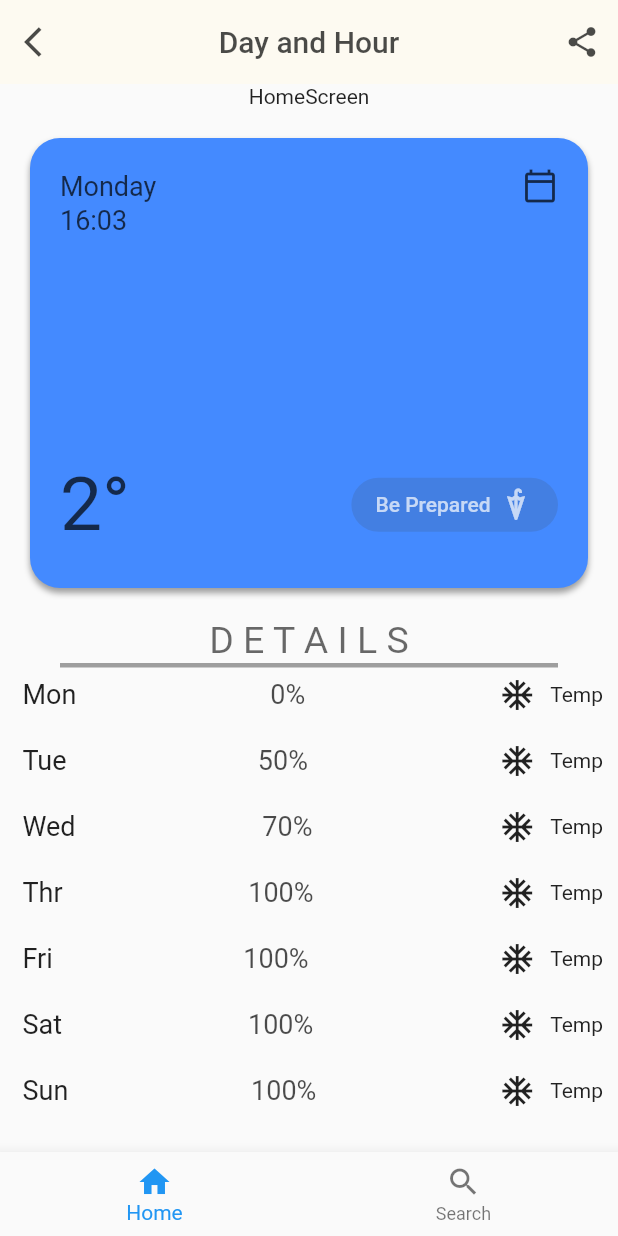
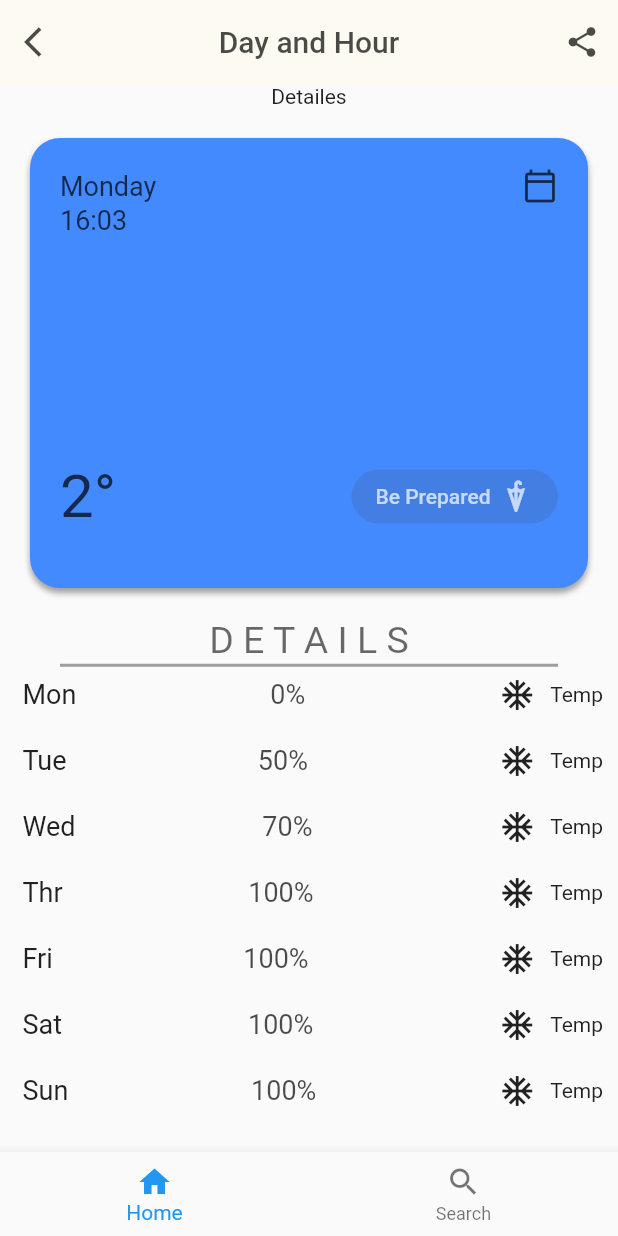
Before and after one commit to OrkhanRzayev/weather_2, a Flutter app: the screen it shows after launch, on a phone screen of 412 x 824 dp. Run offline on Flutter 3.47's test engine with Material 2 defaults, Android fonts, the phone set to English and light mode, and no system bars.

Commit message:
Version 0.2 with models

```diff
--- a/lib/homePage.dart
+++ b/lib/homePage.dart
@@ -1,6 +1,8 @@
-// ignore_for_file: file_names
+// ignore_for_file: file_names, must_be_immutable
 
 import 'package:flutter/material.dart';
+import 'package:weather_2/model.dart';
+import 'package:weather_2/weather.dart';
 
 import 'list_of_details.dart';
 
@@ -14,17 +16,33 @@ class HomePage extends StatefulWidget {
 }
 
 class _HomePageState extends State<HomePage> {
+  final _data = Data();
+  final controller = TextEditingController();
+  WeatherResponse? weatherResponse;
   int currentIndex = 0;
-  List<Widget> options = <Widget>[
-    const Text('HomeScreen'),
-    const Center(
-      child: TextField(
-        decoration: InputDecoration(border: OutlineInputBorder()),
-      ),
-    )
-  ];
+
   @override
   Widget build(BuildContext context) {
+    List<Widget> options = <Widget>[
+      const Text('Detailes'),
+      Padding(
+        padding: const EdgeInsets.all(8),
+        child: Center(
+          child: SizedBox(
+            width: 200,
+            child: TextField(
+              onEditingComplete: search,
+              controller: controller,
+              textAlign: TextAlign.center,
+              decoration: const InputDecoration(
+                labelText: 'City',
+                border: OutlineInputBorder(),
+              ),
+            ),
+          ),
+        ),
+      )
+    ];
     return Scaffold(
         appBar: AppBar(
           title: const Text(
@@ -53,7 +71,7 @@ class _HomePageState extends State<HomePage> {
           const DetailText(),
           const Divider(
             height: 5,
-            thickness: 3,
+            thickness: 2,
             color: Colors.grey,
             endIndent: 40,
             indent: 40,
@@ -80,6 +98,12 @@ class _HomePageState extends State<HomePage> {
           },
         ));
   }
+
+  void search() async {
+    final response = await _data.getWeather(controller.text);
+
+    weatherResponse = response;
+  }
 }
 
 class DetailText extends StatelessWidget {
@@ -97,10 +121,7 @@ class DetailText extends StatelessWidget {
 }
 
 class WeatherBox extends StatelessWidget {
-  const WeatherBox({
-    Key? key,
-  }) : super(key: key);
-
+  const WeatherBox({Key? key}) : super(key: key);
   @override
   Widget build(BuildContext context) {
     return Container(
@@ -152,7 +173,7 @@ class WeatherBox extends StatelessWidget {
             children: [
               Text(
                 '2°',
-                style: TextStyle(fontSize: 50, color: textColor),
+                style: TextStyle(fontSize: 40, color: textColor),
               ),
               ElevatedButton(
                 onPressed: () {},
--- /dev/null
+++ b/lib/model.dart
@@ -0,0 +1,56 @@
+/*
+
+},
+"weather": [
+{
+"description": "overcast clouds",
+}
+],
+"main": {
+"temp": 287.21,
+"pressure": 1005,
+"humidity": 89
+},
+"wind": {
+"speed": 0.45,
+},
+},
+"dt": 1648368656,
+},
+"name": "Shuzenji",
+"cod": 200
+}
+*/
+
+class WeatherResponse {
+  final String? cityName;
+  final String? description;
+  final String? icon;
+  final double? temperature;
+  final int? humidity;
+  final double? wind;
+
+  WeatherResponse(
+      {this.description,
+      this.icon,
+      this.humidity,
+      this.wind,
+      this.temperature,
+      this.cityName});
+
+  factory WeatherResponse.fromJson(Map<String, dynamic> json) {
+    final cityName = json['name'];
+    final temperature = json['main']['temp'];
+    final icon = json['weather'][0]['icon'];
+    final description = json['weather'][0]['description'];
+    final humidity = json['main']['humidity'];
+    final wind = json['wind']['speed'];
+    return WeatherResponse(
+        cityName: cityName,
+        temperature: temperature,
+        description: description,
+        humidity: humidity,
+        wind: wind,
+        icon: icon);
+  }
+}
```
Also changed, not shown: lib/models/weather.dart (deleted, +0 -51 lines), lib/weather.dart (added, +26 -0 lines).
